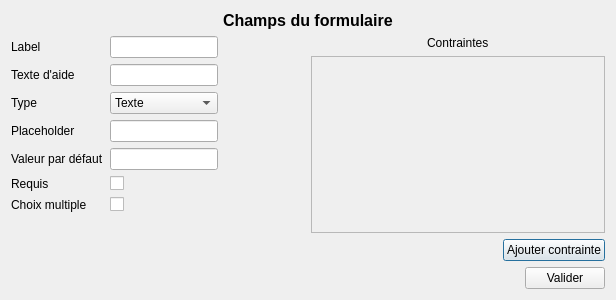
This is GUI/fieldwindow.ui in Eraac/EMH-client-lourd as Qt 5 draws it before an edit. The edited form follows.
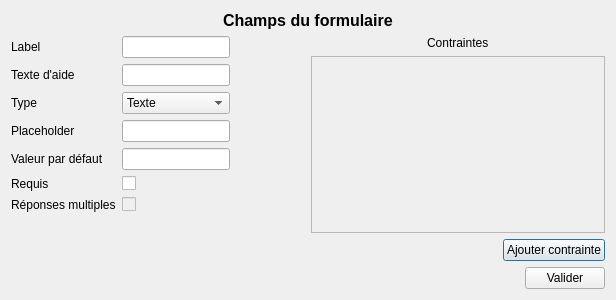
This is the edited form.

```diff
--- a/GUI/fieldwindow.ui
+++ b/GUI/fieldwindow.ui
@@ -141,12 +141,16 @@
          <item row="6" column="0">
           <widget class="QLabel" name="choixMultipleLabel">
            <property name="text">
-            <string>Choix multiple</string>
+            <string>Réponses multiples</string>
            </property>
           </widget>
          </item>
          <item row="6" column="1">
-          <widget class="QCheckBox" name="choixMultipleCheckBox"/>
+          <widget class="QCheckBox" name="choixMultipleCheckBox">
+           <property name="enabled">
+            <bool>false</bool>
+           </property>
+          </widget>
          </item>
         </layout>
        </item>
```
Left out of the diff: 29 changed lines with no effect on the pictures.
